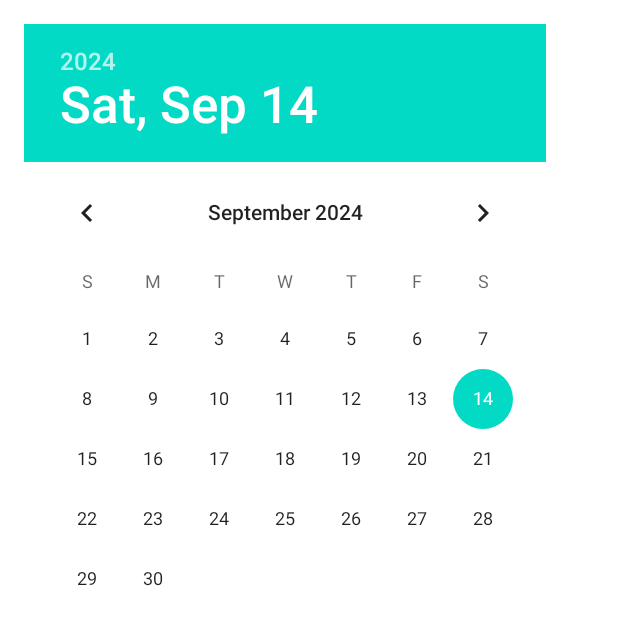
After one commit to Ruppetrul/TrainingDiary, an Android app: the layout bottom_sheet_layout.xml on its own in the app's theme, with its tools: preview values and no code run, on a phone screen of 412 x 824 dp. The commit adds this screen. Shown: the top 625 px of the screen. Run offline under Robolectric (Android 15) with nearby library versions, the phone set to English and light mode, and no system bars.

Commit message:
Add bottom calendar sheet.

```diff
--- /dev/null
+++ b/app/src/main/res/layout/bottom_sheet_layout.xml
@@ -0,0 +1,13 @@
+<?xml version="1.0" encoding="utf-8"?>
+<LinearLayout xmlns:android="http://schemas.android.com/apk/res/android"
+    android:layout_width="match_parent"
+    android:layout_height="wrap_content"
+    android:orientation="vertical"
+    android:padding="16dp">
+
+    <DatePicker
+        android:id="@+id/date_picker"
+        android:layout_width="match_parent"
+        android:layout_height="wrap_content"/>
+
+</LinearLayout>
```
Also changed, not shown: app/src/main/java/com/example/trainingdiary/MainActivity.kt (+30 -0 lines), app/src/main/java/com/example/trainingdiary/ui/home/CalendarSheetFragment.kt (added, +43 -0 lines), app/src/main/res/menu/menu_main.xml (added, +11 -0 lines).
